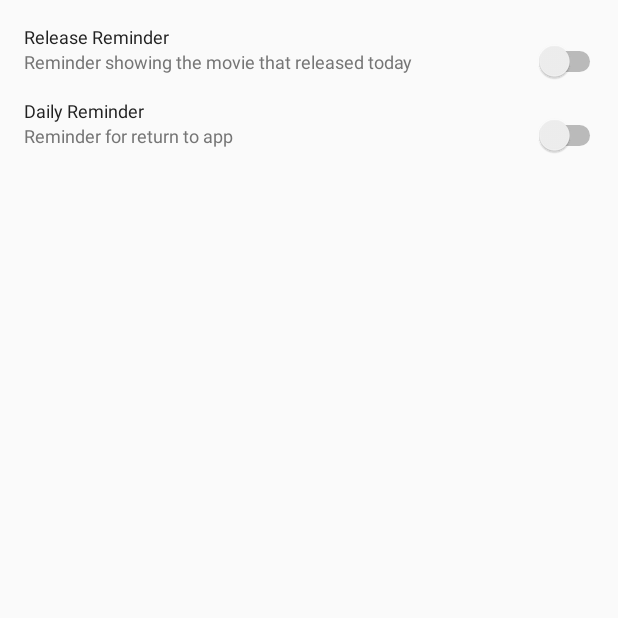
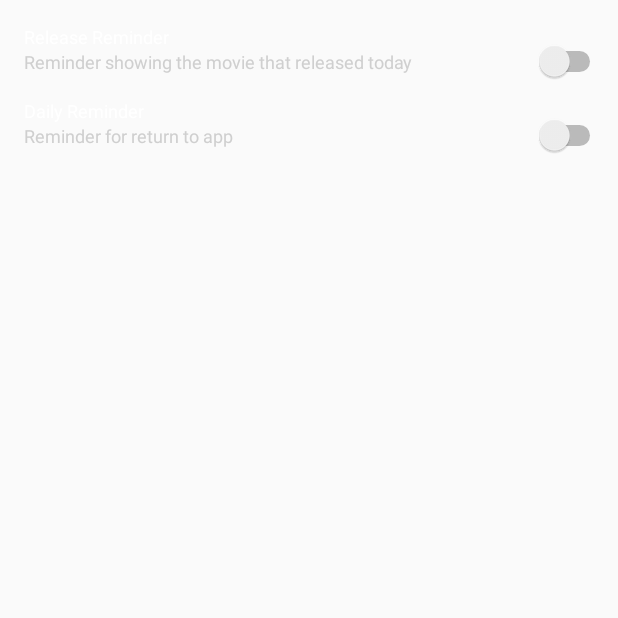
Before and after one commit to aliAsgarZainalAbidin/MovieApp, an Android app: the fragment SettingFragment shown on its own in the app's theme, on a phone screen of 412 x 824 dp, the top half of it. Run offline under Robolectric (Android 15) with nearby library versions, the phone set to English and light mode, and no system bars.

Commit message:
new color

```diff
--- a/app/src/main/res/drawable/bottom_selector.xml
+++ b/app/src/main/res/drawable/bottom_selector.xml
@@ -1,8 +1,8 @@
 <?xml version="1.0" encoding="utf-8"?>
 <selector xmlns:android="http://schemas.android.com/apk/res/android">
-    <item android:color="#1da1f2"
+    <item android:color="@color/colorAccent"
         android:state_checked="true"/>
 
-    <item android:color="#ff657786"
+    <item android:color="#FFC3C3"
         android:state_checked="false"/>
 </selector>
--- a/app/src/main/res/layout/activity_main.xml
+++ b/app/src/main/res/layout/activity_main.xml
@@ -18,6 +18,7 @@
 
     <com.google.android.material.bottomnavigation.BottomNavigationView
         android:id="@+id/bottom_navbar"
+        android:background="@color/colorPrimaryDark"
         android:layout_width="match_parent"
         android:layout_height="wrap_content"
         app:itemIconTint="@drawable/bottom_selector"
--- a/app/src/main/res/layout/fragment_movies.xml
+++ b/app/src/main/res/layout/fragment_movies.xml
@@ -114,6 +114,8 @@
         android:layout_marginStart="16dp"
         android:layout_marginTop="8dp"
         android:layout_marginEnd="16dp"
+        android:layout_marginBottom="16dp"
+        app:layout_constraintBottom_toBottomOf="parent"
         app:layout_constraintEnd_toEndOf="parent"
         app:layout_constraintHorizontal_bias="1.0"
         app:layout_constraintStart_toStartOf="parent"
--- a/app/src/main/res/values/colors.xml
+++ b/app/src/main/res/values/colors.xml
@@ -3,6 +3,6 @@
     <color name="colorPrimaryDark">#161617</color>
     <color name="colorPrimary">#2E353D</color>
     <color name="colorAccent">#D72D2D</color>
-    <color name="colorPrimaryText">#212121</color>
-    <color name="colorSecundaryText">#757575</color>
+    <color name="colorPrimaryText">#FFFFFF</color>
+    <color name="colorSecundaryText">#CFCFCF</color>
 </resources>
```
